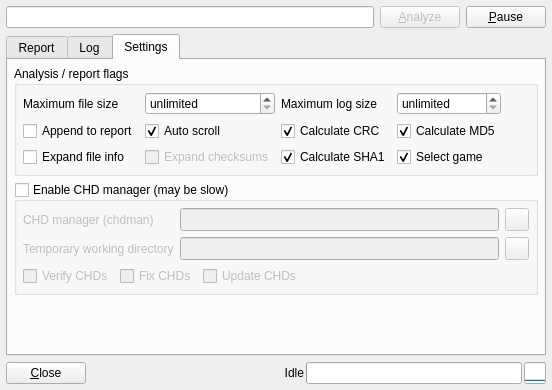
First picture: the form in romalyzer.ui, repository qmc2/qmc2-mame-fe, before the edit.
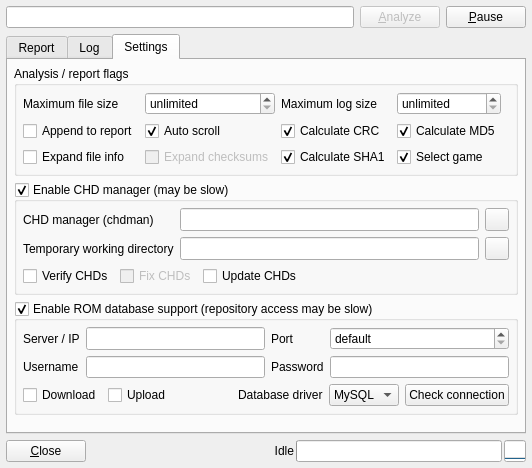
Second picture: the form after the edit. The open tabs and pages were chosen to show the change. Icons and pictures are not drawn.

Commit message: wip: started to add support for an optional ROM/CHD database

The edit to the form file:
```diff
--- a/romalyzer.ui
+++ b/romalyzer.ui
@@ -7,8 +7,8 @@
    <rect>
     <x>0</x>
     <y>0</y>
-    <width>552</width>
-    <height>390</height>
+    <width>532</width>
+    <height>468</height>
    </rect>
   </property>
   <property name="windowTitle">
@@ -205,7 +205,7 @@
        <string>Settings</string>
       </attribute>
       <layout class="QGridLayout" name="gridLayout_3">
-       <item row="2" column="0">
+       <item row="4" column="0">
         <spacer>
          <property name="orientation">
           <enum>Qt::Vertical</enum>
@@ -226,9 +226,6 @@
          <property name="checkable">
           <bool>true</bool>
          </property>
-         <property name="checked">
-          <bool>false</bool>
-         </property>
          <layout class="QGridLayout" name="gridLayout_2">
           <item row="0" column="0">
            <widget class="QLabel" name="labelCHDManagerExecutableFile">
@@ -535,6 +532,175 @@
          </layout>
         </widget>
        </item>
+       <item row="2" column="0">
+        <widget class="QGroupBox" name="groupBoxDatabase">
+         <property name="title">
+          <string>Enable ROM database support (repository access may be slow)</string>
+         </property>
+         <property name="checkable">
+          <bool>true</bool>
+         </property>
+         <layout class="QGridLayout" name="gridLayout">
+          <item row="0" column="0">
+           <widget class="QLabel" name="labelDatabaseServer">
+            <property name="text">
+             <string>Server / IP</string>
+            </property>
+           </widget>
+          </item>
+          <item row="0" column="1">
+           <widget class="QLineEdit" name="lineEditDatabaseServer">
+            <property name="sizePolicy">
+             <sizepolicy hsizetype="Expanding" vsizetype="Minimum">
+              <horstretch>0</horstretch>
+              <verstretch>0</verstretch>
+             </sizepolicy>
+            </property>
+            <property name="toolTip">
+             <string>Name or IP address of the database server</string>
+            </property>
+           </widget>
+          </item>
+          <item row="0" column="2">
+           <widget class="QLabel" name="labelDatabasePort">
+            <property name="text">
+             <string>Port</string>
+            </property>
+           </widget>
+          </item>
+          <item row="0" column="3">
+           <widget class="QSpinBox" name="spinBoxDatabasePort">
+            <property name="toolTip">
+             <string>Database server port (or default)</string>
+            </property>
+            <property name="specialValueText">
+             <string>default</string>
+            </property>
+            <property name="maximum">
+             <number>65535</number>
+            </property>
+           </widget>
+          </item>
+          <item row="1" column="0">
+           <widget class="QLabel" name="labelDatabaseUser">
+            <property name="text">
+             <string>Username</string>
+            </property>
+           </widget>
+          </item>
+          <item row="1" column="1">
+           <widget class="QLineEdit" name="lineEditDatabaseUser">
+            <property name="sizePolicy">
+             <sizepolicy hsizetype="Expanding" vsizetype="Minimum">
+              <horstretch>0</horstretch>
+              <verstretch>0</verstretch>
+             </sizepolicy>
+            </property>
+            <property name="toolTip">
+             <string>Username used to access the database</string>
+            </property>
+           </widget>
+          </item>
+          <item row="1" column="2">
+           <widget class="QLabel" name="labelDatabasePassword">
+            <property name="text">
+             <string>Password</string>
+            </property>
+           </widget>
+          </item>
+          <item row="1" column="3">
+           <widget class="QLineEdit" name="lineEditDatabasePassword">
+            <property name="sizePolicy">
+             <sizepolicy hsizetype="Expanding" vsizetype="Minimum">
+              <horstretch>0</horstretch>
+              <verstretch>0</verstretch>
+             </sizepolicy>
+            </property>
+            <property name="toolTip">
+             <string>Password used to access the database</string>
+            </property>
+           </widget>
+          </item>
+          <item row="2" column="0" colspan="4">
+           <layout class="QHBoxLayout" name="horizontalLayout_2">
+            <item>
+             <widget class="QCheckBox" name="checkBoxDatabaseDownload">
+              <property name="toolTip">
+               <string>Automatically download missing / bad files from the database (if they are available in the repository)</string>
+              </property>
+              <property name="text">
+               <string>Download</string>
+              </property>
+             </widget>
+            </item>
+            <item>
+             <widget class="QCheckBox" name="checkBoxDatabaseUpload">
+              <property name="toolTip">
+               <string>Automatically upload good files to the database (if they are missing in the repository)</string>
+              </property>
+              <property name="text">
+               <string>Upload</string>
+              </property>
+             </widget>
+            </item>
+            <item>
+             <spacer name="horizontalSpacer_3">
+              <property name="orientation">
+               <enum>Qt::Horizontal</enum>
+              </property>
+              <property name="sizeHint" stdset="0">
+               <size>
+                <width>40</width>
+                <height>20</height>
+               </size>
+              </property>
+             </spacer>
+            </item>
+            <item>
+             <widget class="QLabel" name="labelDatabaseDriver">
+              <property name="text">
+               <string>Database driver</string>
+              </property>
+             </widget>
+            </item>
+            <item>
+             <widget class="QComboBox" name="comboBoxDatabaseDriver">
+              <property name="sizePolicy">
+               <sizepolicy hsizetype="Preferred" vsizetype="Minimum">
+                <horstretch>0</horstretch>
+                <verstretch>0</verstretch>
+               </sizepolicy>
+              </property>
+              <property name="toolTip">
+               <string>SQL driver to use</string>
+              </property>
+              <item>
+               <property name="text">
+                <string>MySQL</string>
+               </property>
+              </item>
+              <item>
+               <property name="text">
+                <string>SQLite</string>
+               </property>
+              </item>
+             </widget>
+            </item>
+            <item>
+             <widget class="QPushButton" name="pushButtonDatabaseCheckConnection">
+              <property name="toolTip">
+               <string>Check the connection to the database</string>
+              </property>
+              <property name="text">
+               <string>Check connection</string>
+              </property>
+             </widget>
+            </item>
+           </layout>
+          </item>
+         </layout>
+        </widget>
+       </item>
       </layout>
      </widget>
     </widget>
```
Left out of the diff: 21 changed lines with no effect on the pictures. The commit also changes 15 other files.
